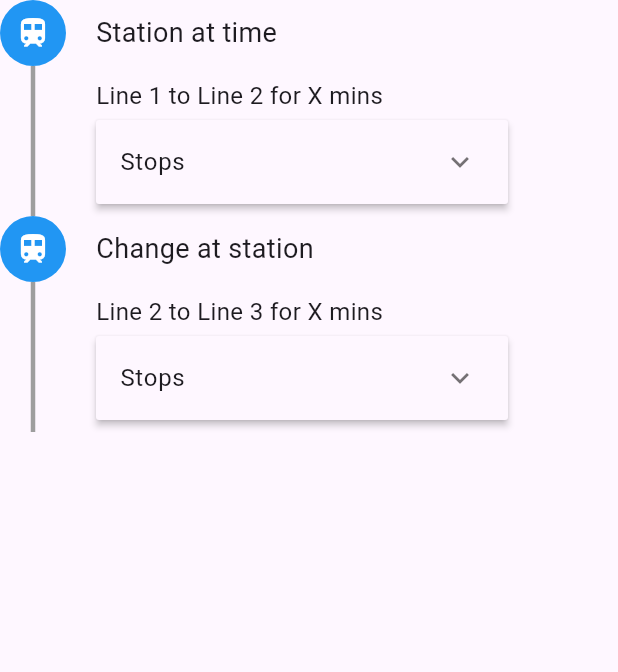
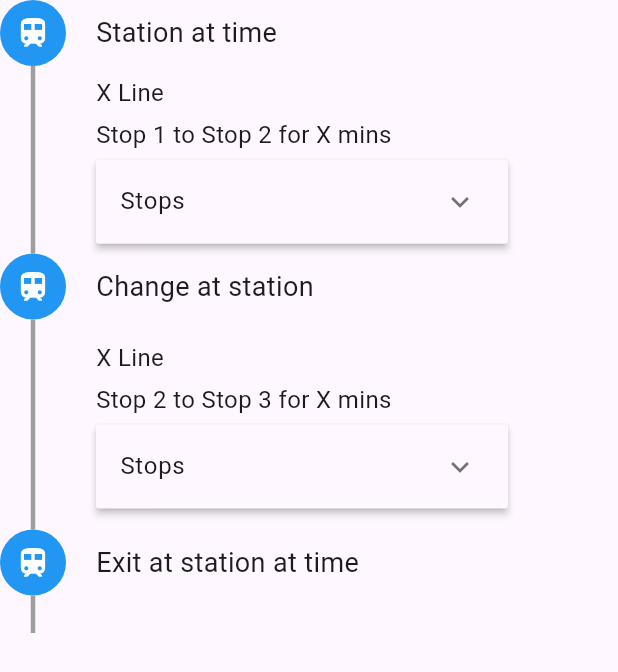
Before and after one commit to GeorgeTarleton/wheelgo, a Flutter app: the PublicTransportInfo widget shown alone on an empty page, opened directly, on a phone screen of 412 x 824 dp. Shown: the top 672 px of the screen. Run offline on Flutter 3.47's test engine with Material 2 defaults, Android fonts, the phone set to English and light mode, and no system bars; our stand-ins replace backdrop, flutter_map, latlong2, sliding_up_panel; missing offline and left inert: flutter_map_marker_cluster.

Commit message:
Added all the necessary params, interfaces and enums for the routing results page

```diff
--- /dev/null
+++ b/lib/src/enums/TravelLegType.dart
@@ -0,0 +1,4 @@
+enum TravelLegType {
+  wheeling,
+  publicTransport,
+}
--- /dev/null
+++ b/lib/src/interfaces/TravelLeg.dart
@@ -0,0 +1,5 @@
+import 'package:wheelgo/src/enums/TravelLegType.dart';
+
+abstract class TravelLeg {
+  TravelLegType getType() {}
+}
--- a/lib/src/widgets/MainMap.dart
+++ b/lib/src/widgets/MainMap.dart
@@ -50,8 +50,8 @@ class _MainMapState extends State<MainMap> {
         //   address: "Address",
         //   website: "Website",
         // )),
-        SearchPage(),
-        // RoutingResultsPage(),
+        // SearchPage(),
+        RoutingResultsPage(),
       ],
     );
   }
--- a/lib/src/widgets/RoutingResultsPage.dart
+++ b/lib/src/widgets/RoutingResultsPage.dart
@@ -34,7 +34,7 @@ class RoutingResultsPage extends StatelessWidget {
                 PublicTransportInfo(),
                 WalkingInfo(),
                 ArrivalInfo(),
-                SizedBox(height: 10),
+                SizedBox(height: 20),
                 ElevationInfo(),
                 SizedBox(height: 10),
               ],
@@ -297,7 +297,7 @@ class PublicTransportInfo extends StatelessWidget {
           Row(
             children: [
               Container(
-                height: 100,
+                height: 125,
                 alignment: Alignment.topLeft,
                 child: const VerticalDivider(
                   width: 44,
@@ -310,8 +310,11 @@ class PublicTransportInfo extends StatelessWidget {
                 mainAxisAlignment: MainAxisAlignment.start,
                 crossAxisAlignment: CrossAxisAlignment.start,
                 children: [
-                  Text("Line 1 to Line 2 for X mins",
-                          style: TextStyle(fontSize: 16)),
+                  Text("X Line",
+                      style: TextStyle(fontSize: 16)),
+                  SizedBox(height: 5),
+                  Text("Stop 1 to Stop 2 for X mins",
+                      style: TextStyle(fontSize: 16)),
                   SizedBox(height: 5),
                   StopsDropDown(),
                 ],
@@ -335,7 +338,7 @@ class PublicTransportInfo extends StatelessWidget {
           Row(
             children: [
               Container(
-                height: 100,
+                height: 140,
                 alignment: Alignment.topLeft,
                 child: const VerticalDivider(
                   width: 44,
@@ -348,13 +351,39 @@ class PublicTransportInfo extends StatelessWidget {
                 mainAxisAlignment: MainAxisAlignment.start,
                 crossAxisAlignment: CrossAxisAlignment.start,
                 children: [
-                  Text("Line 2 to Line 3 for X mins",
+                  Text("X Line",
+                      style: TextStyle(fontSize: 16)),
+                  SizedBox(height: 5),
+                  Text("Stop 2 to Stop 3 for X mins",
                       style: TextStyle(fontSize: 16)),
                   SizedBox(height: 5),
                   StopsDropDown(),
                 ],
               ),
             ],
+          ),
+          Row(
+            children: [
+              Container(
+                padding: EdgeInsets.all(10),
+                decoration: BoxDecoration(
+                  borderRadius: BorderRadius.circular(100),
+                  color: Theme.of(context).primaryColor,
+                ),
+                child: Icon(Icons.train, color: Colors.white),
+              ),
+              SizedBox(width: 20.0),
+              Text("Exit at station at time", style: TextStyle(fontSize: 18),),
+            ],
+          ),
+          Container(
+            height: 25,
+            alignment: Alignment.topLeft,
+            child: const VerticalDivider(
+              width: 44,
+              thickness: 3,
+              color: Colors.grey,
+            ),
           ),
         ],
       ),
```
Also changed, not shown: lib/src/parameters/Elevation.dart (added, +9 -0 lines), lib/src/parameters/PublicTransportLeg.dart (added, +19 -0 lines), lib/src/parameters/PublicTransportRide.dart (added, +13 -0 lines), lib/src/parameters/RoutingResultsPageParams.dart (added, +24 -0 lines), lib/src/parameters/WheelingDirection.dart (added, +11 -0 lines), lib/src/parameters/WheelingLeg.dart (added, +23 -0 lines).
